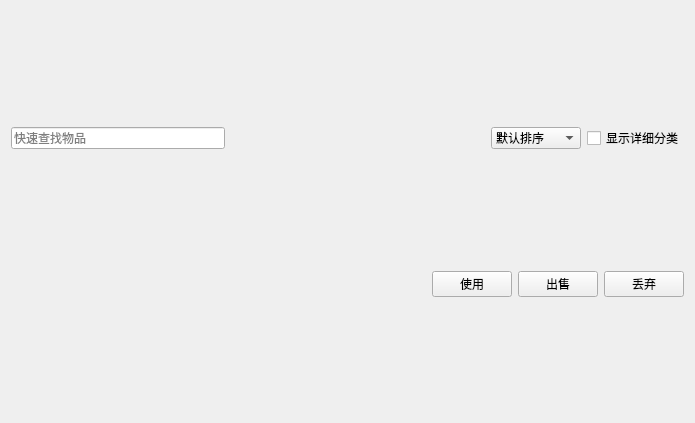
First picture: the form in src/coeus/coeus_client_qt/game_bag_dialog.ui, repository AngryPowman/Coeus, before the edit.
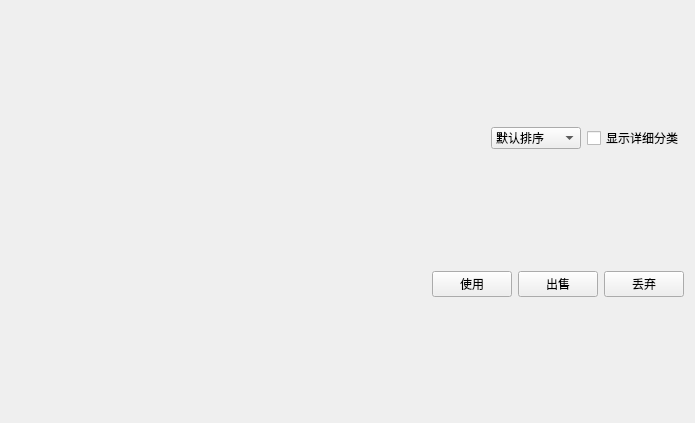
Second picture: the form after the edit.

Patch:
```diff
--- a/src/coeus/coeus_client_qt/game_bag_dialog.ui
+++ b/src/coeus/coeus_client_qt/game_bag_dialog.ui
@@ -41,26 +41,13 @@
    <layout class="QVBoxLayout" name="verticalLayout">
     <item>
      <layout class="QHBoxLayout" name="horizontalLayout_3">
-      <item>
-       <widget class="QLineEdit" name="lineEdit">
-        <property name="sizePolicy">
-         <sizepolicy hsizetype="Expanding" vsizetype="Fixed">
-          <horstretch>0</horstretch>
-          <verstretch>0</verstretch>
-         </sizepolicy>
-        </property>
-        <property name="placeholderText">
-         <string>快速查找物品</string>
-        </property>
-       </widget>
-      </item>
       <item>
        <spacer name="horizontalSpacer_2">
         <property name="orientation">
          <enum>Qt::Horizontal</enum>
         </property>
         <property name="sizeType">
-         <enum>QSizePolicy::Fixed</enum>
+         <enum>QSizePolicy::Expanding</enum>
         </property>
         <property name="sizeHint" stdset="0">
          <size>
```
Left out of the diff: 6 changed lines with no effect on the pictures.
